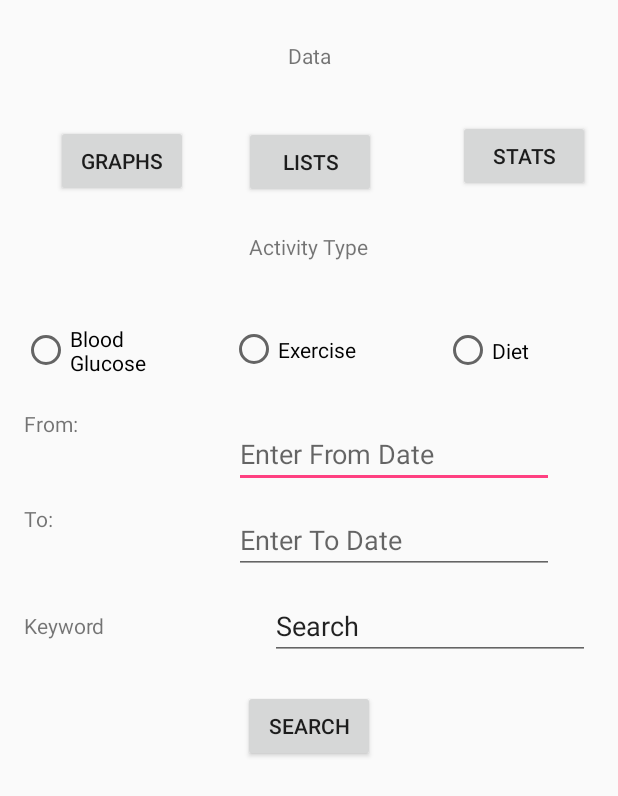
After one commit to NJJeske/CS668AndroidDiabetesApp, an Android app: the layout retrieve_data.xml on its own in the app's theme, with its tools: preview values and no code run, on a phone screen of 412 x 824 dp. The commit adds this screen. Shown: the top 796 px of the screen. Run offline under Robolectric (Android 15) with nearby library versions, the phone set to English and light mode, and no system bars.

Commit message:
retrieve_data & list_data xml added

```diff
--- /dev/null
+++ b/app/src/main/res/layout/list_data.xml
@@ -0,0 +1,38 @@
+<?xml version="1.0" encoding="utf-8"?>
+<android.support.constraint.ConstraintLayout
+    xmlns:android="http://schemas.android.com/apk/res/android"
+    xmlns:app="http://schemas.android.com/apk/res-auto"
+    android:layout_width="match_parent"
+    android:layout_height="match_parent">
+
+    <TextView
+        android:id="@+id/textView4"
+        android:layout_width="wrap_content"
+        android:layout_height="wrap_content"
+        android:layout_marginBottom="8dp"
+        android:layout_marginEnd="8dp"
+        android:layout_marginLeft="8dp"
+        android:layout_marginRight="8dp"
+        android:layout_marginStart="8dp"
+        android:layout_marginTop="8dp"
+        android:text="@string/listData"
+        app:layout_constraintBottom_toTopOf="@+id/imageView"
+        app:layout_constraintEnd_toEndOf="parent"
+        app:layout_constraintStart_toStartOf="parent"
+        app:layout_constraintTop_toTopOf="parent" />
+
+    <ImageView
+        android:id="@+id/imageView"
+        android:layout_width="264dp"
+        android:layout_height="254dp"
+        android:layout_marginBottom="128dp"
+        android:layout_marginEnd="8dp"
+        android:layout_marginLeft="8dp"
+        android:layout_marginRight="8dp"
+        android:layout_marginStart="8dp"
+        android:contentDescription="@string/graph_preview"
+        app:layout_constraintBottom_toBottomOf="parent"
+        app:layout_constraintEnd_toEndOf="parent"
+        app:layout_constraintStart_toStartOf="parent"
+        app:srcCompat="@drawable/bloodsugar4" />
+</android.support.constraint.ConstraintLayout>
--- /dev/null
+++ b/app/src/main/res/layout/retrieve_data.xml
@@ -0,0 +1,226 @@
+<?xml version="1.0" encoding="utf-8"?>
+<android.support.constraint.ConstraintLayout
+    xmlns:android="http://schemas.android.com/apk/res/android"
+    xmlns:app="http://schemas.android.com/apk/res-auto"
+    android:layout_width="match_parent"
+    android:layout_height="match_parent">
+
+    <Button
+        android:id="@+id/btn_viewGraph"
+        android:layout_width="wrap_content"
+        android:layout_height="wrap_content"
+        android:layout_marginBottom="8dp"
+        android:layout_marginEnd="8dp"
+        android:layout_marginLeft="8dp"
+        android:layout_marginRight="8dp"
+        android:layout_marginStart="8dp"
+        android:layout_marginTop="8dp"
+        android:text="@string/btn_graph"
+        app:layout_constraintBottom_toTopOf="@+id/rdBtn_bloodGlucose"
+        app:layout_constraintEnd_toStartOf="@+id/btn_viewList"
+        app:layout_constraintStart_toStartOf="parent"
+        app:layout_constraintTop_toTopOf="parent" />
+
+    <Button
+        android:id="@+id/btn_viewList"
+        android:layout_width="wrap_content"
+        android:layout_height="wrap_content"
+        android:layout_marginBottom="8dp"
+        android:layout_marginTop="84dp"
+        android:text="@string/btn_lists"
+        app:layout_constraintBottom_toTopOf="@+id/rdBtn_exercise"
+        app:layout_constraintEnd_toEndOf="@+id/txtView_dataTitle"
+        app:layout_constraintStart_toStartOf="@+id/txtView_dataTitle"
+        app:layout_constraintTop_toTopOf="parent"
+        app:layout_constraintVertical_bias="0.0" />
+
+    <Button
+        android:id="@+id/btn_Stats"
+        android:layout_width="wrap_content"
+        android:layout_height="wrap_content"
+        android:layout_marginEnd="8dp"
+        android:layout_marginLeft="8dp"
+        android:layout_marginRight="8dp"
+        android:layout_marginStart="8dp"
+        android:layout_marginTop="80dp"
+        android:text="@string/btn_stats"
+        app:layout_constraintEnd_toEndOf="parent"
+        app:layout_constraintHorizontal_bias="0.818"
+        app:layout_constraintStart_toEndOf="@+id/btn_viewList"
+        app:layout_constraintTop_toTopOf="parent" />
+
+    <TextView
+        android:id="@+id/txtView_dataTitle"
+        android:layout_width="wrap_content"
+        android:layout_height="wrap_content"
+        android:layout_marginBottom="108dp"
+        android:layout_marginEnd="8dp"
+        android:layout_marginLeft="8dp"
+        android:layout_marginRight="8dp"
+        android:layout_marginStart="8dp"
+        android:text="@string/listData"
+        app:layout_constraintBottom_toTopOf="@+id/txtView_dataActivity"
+        app:layout_constraintEnd_toEndOf="parent"
+        app:layout_constraintHorizontal_bias="0.501"
+        app:layout_constraintStart_toStartOf="parent" />
+
+    <TextView
+        android:id="@+id/txtView_dataActivity"
+        android:layout_width="wrap_content"
+        android:layout_height="wrap_content"
+        android:layout_marginBottom="40dp"
+        android:layout_marginEnd="8dp"
+        android:layout_marginLeft="8dp"
+        android:layout_marginRight="8dp"
+        android:layout_marginStart="8dp"
+        android:text="@string/activity"
+        app:layout_constraintBottom_toTopOf="@+id/rdBtn_exercise"
+        app:layout_constraintEnd_toEndOf="parent"
+        app:layout_constraintStart_toStartOf="parent" />
+
+    <RadioButton
+        android:id="@+id/rdBtn_bloodGlucose"
+        android:layout_width="112dp"
+        android:layout_height="38dp"
+        android:layout_marginEnd="8dp"
+        android:layout_marginLeft="8dp"
+        android:layout_marginRight="8dp"
+        android:layout_marginStart="8dp"
+        android:layout_marginTop="60dp"
+        android:text="@string/blood_glucose"
+        app:layout_constraintEnd_toStartOf="@+id/rdBtn_exercise"
+        app:layout_constraintHorizontal_bias="0.8"
+        app:layout_constraintStart_toStartOf="parent"
+        app:layout_constraintTop_toBottomOf="@+id/txtView_dataActivity"
+        app:layout_constraintTop_toTopOf="@+id/txtView_dataActivity" />
+
+    <RadioButton
+        android:id="@+id/rdBtn_exercise"
+        android:layout_width="112dp"
+        android:layout_height="38dp"
+        android:layout_marginBottom="28dp"
+        android:layout_marginEnd="24dp"
+        android:layout_marginLeft="12dp"
+        android:layout_marginRight="24dp"
+        android:layout_marginStart="12dp"
+        android:text="@string/exercise"
+        app:layout_constraintBottom_toTopOf="@+id/date_from"
+        app:layout_constraintEnd_toStartOf="@+id/rdBtn_diet"
+        app:layout_constraintStart_toEndOf="@+id/rdBtn_bloodGlucose" />
+
+    <RadioButton
+        android:id="@+id/rdBtn_diet"
+        android:layout_width="112dp"
+        android:layout_height="38dp"
+        android:layout_marginBottom="20dp"
+        android:layout_marginEnd="4dp"
+        android:layout_marginRight="4dp"
+        android:layout_marginTop="8dp"
+        android:text="@string/diet"
+        app:layout_constraintBottom_toTopOf="@+id/date_from"
+        app:layout_constraintEnd_toEndOf="parent"
+        app:layout_constraintTop_toBottomOf="@+id/btn_Stats"
+        app:layout_constraintVertical_bias="0.912" />
+
+    <TextView
+        android:id="@+id/textView"
+        android:layout_width="wrap_content"
+        android:layout_height="wrap_content"
+        android:layout_marginLeft="16dp"
+        android:layout_marginStart="16dp"
+        android:layout_marginTop="20dp"
+        android:text="@string/from"
+        app:layout_constraintStart_toStartOf="parent"
+        app:layout_constraintTop_toBottomOf="@+id/rdBtn_bloodGlucose" />
+
+    <TextView
+        android:id="@+id/textView2"
+        android:layout_width="wrap_content"
+        android:layout_height="0dp"
+        android:layout_marginLeft="16dp"
+        android:layout_marginStart="16dp"
+        android:layout_marginTop="44dp"
+        android:text="@string/to"
+        app:layout_constraintStart_toStartOf="parent"
+        app:layout_constraintTop_toBottomOf="@+id/textView" />
+
+    <EditText
+        android:id="@+id/date_from"
+        android:layout_width="wrap_content"
+        android:layout_height="wrap_content"
+        android:layout_marginEnd="8dp"
+        android:layout_marginLeft="100dp"
+        android:layout_marginRight="8dp"
+        android:layout_marginStart="100dp"
+        android:layout_marginTop="152dp"
+        android:ems="10"
+        android:hint="@string/from_date"
+        android:inputType="date"
+        app:layout_constraintEnd_toEndOf="parent"
+        app:layout_constraintHorizontal_bias="0.111"
+        app:layout_constraintStart_toEndOf="@+id/textView"
+        app:layout_constraintTop_toBottomOf="@+id/btn_Stats" />
+
+    <EditText
+        android:id="@+id/date_to"
+        android:layout_width="wrap_content"
+        android:layout_height="wrap_content"
+        android:layout_marginEnd="8dp"
+        android:layout_marginLeft="116dp"
+        android:layout_marginRight="8dp"
+        android:layout_marginStart="116dp"
+        android:layout_marginTop="12dp"
+        android:ems="10"
+        android:hint="@string/to_date"
+        android:inputType="date"
+        app:layout_constraintEnd_toEndOf="parent"
+        app:layout_constraintHorizontal_bias="0.111"
+        app:layout_constraintStart_toEndOf="@+id/textView2"
+        app:layout_constraintTop_toBottomOf="@+id/date_from" />
+
+    <TextView
+        android:id="@+id/textView3"
+        android:layout_width="wrap_content"
+        android:layout_height="wrap_content"
+        android:layout_marginLeft="16dp"
+        android:layout_marginStart="16dp"
+        android:layout_marginTop="52dp"
+        android:text="@string/keyword"
+        app:layout_constraintStart_toStartOf="parent"
+        app:layout_constraintTop_toBottomOf="@+id/textView2" />
+
+    <Button
+        android:id="@+id/btn_Search"
+        android:layout_width="wrap_content"
+        android:layout_height="wrap_content"
+        android:layout_marginEnd="8dp"
+        android:layout_marginLeft="8dp"
+        android:layout_marginRight="8dp"
+        android:layout_marginStart="8dp"
+        android:layout_marginTop="20dp"
+        android:text="@string/search"
+        app:layout_constraintEnd_toEndOf="parent"
+        app:layout_constraintStart_toStartOf="parent"
+        app:layout_constraintTop_toBottomOf="@+id/plainText_search" />
+
+    <EditText
+        android:id="@+id/plainText_search"
+        android:layout_width="wrap_content"
+        android:layout_height="wrap_content"
+        android:layout_marginEnd="8dp"
+        android:layout_marginLeft="8dp"
+        android:layout_marginRight="8dp"
+        android:layout_marginStart="8dp"
+        android:layout_marginTop="12dp"
+        android:ems="10"
+        android:hint="@string/search"
+        android:inputType="textPersonName"
+        android:text="@string/search"
+        app:layout_constraintEnd_toEndOf="parent"
+        app:layout_constraintHorizontal_bias="0.903"
+        app:layout_constraintStart_toEndOf="@+id/textView3"
+        app:layout_constraintTop_toBottomOf="@+id/date_to" />
+
+
+
+</android.support.constraint.ConstraintLayout>
--- a/app/src/main/res/values/strings.xml
+++ b/app/src/main/res/values/strings.xml
@@ -1,3 +1,18 @@
 <resources>
     <string name="app_name">CS 668 Android Diabetes App</string>
+    <string name="listData">Data</string>
+    <string name="btn_graph">GRAPHS</string>
+    <string name="btn_lists">LISTS</string>
+    <string name="btn_stats">STATS</string>
+    <string name="activity">Activity Type</string>
+    <string name="blood_glucose">Blood Glucose</string>
+    <string name="exercise">Exercise</string>
+    <string name="diet">Diet</string>
+    <string name="from">From:</string>
+    <string name="to">To:</string>
+    <string name="search">Search</string>
+    <string name="keyword">Keyword</string>
+    <string name="graph_preview">Graph Preview</string>
+    <string name="from_date">Enter From Date</string>
+    <string name="to_date">Enter To Date</string>
 </resources>
```
Also changed, not shown: app/src/main/res/drawable/bloodsugar4.jpg (added).
